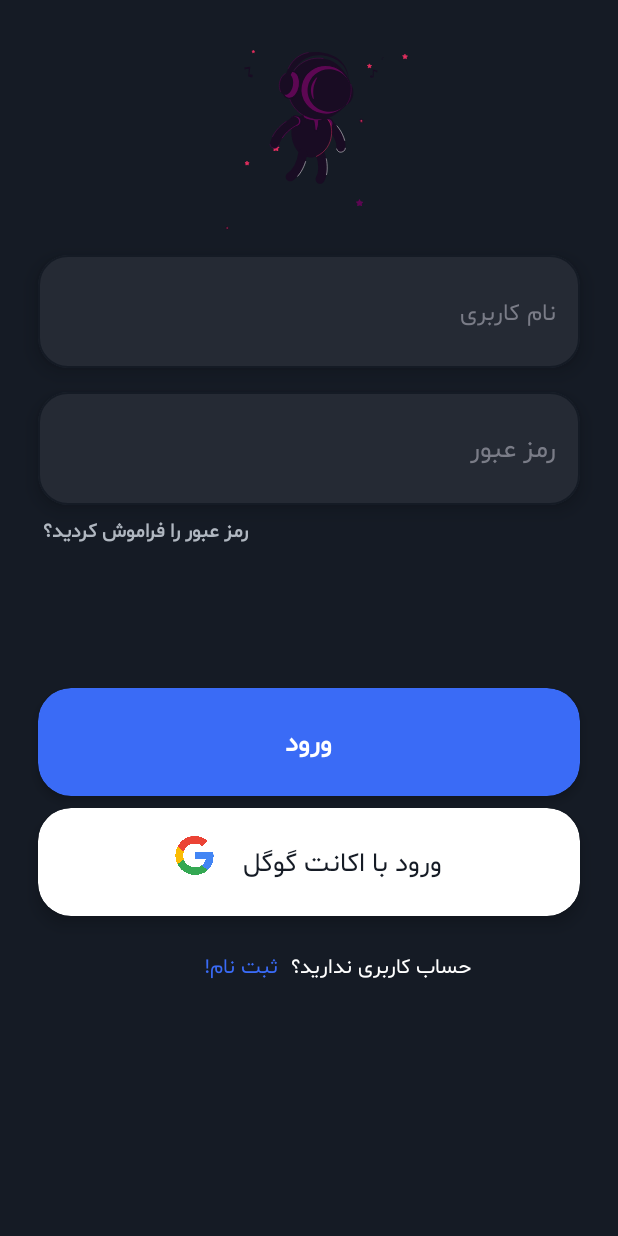
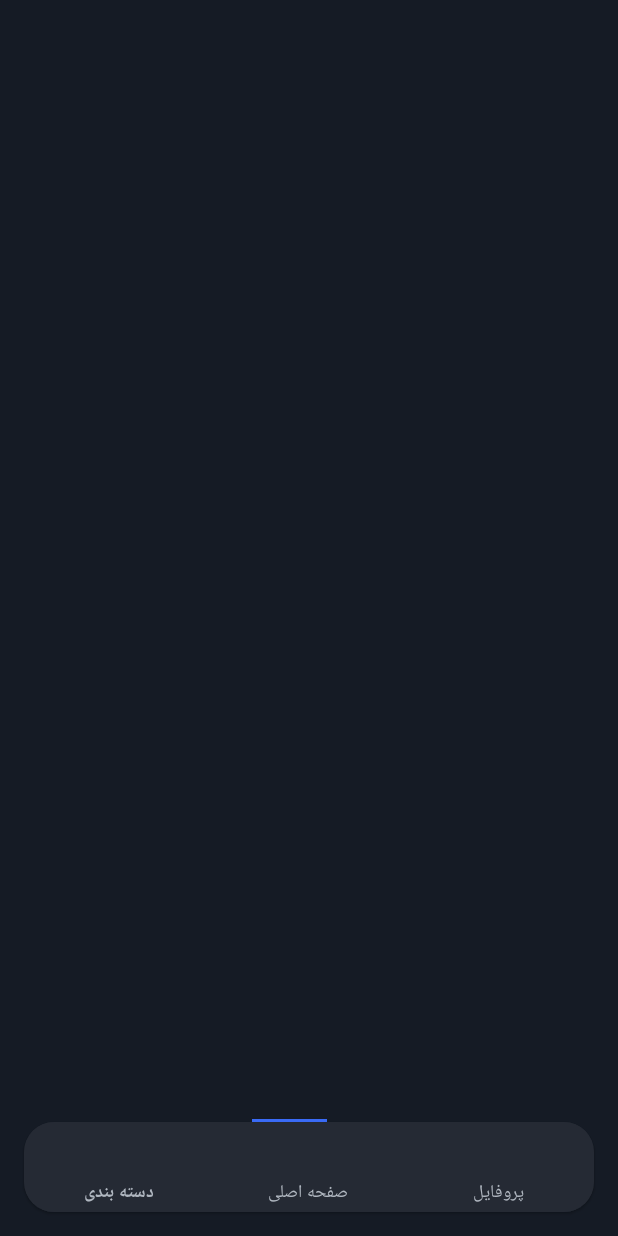
Before and after one commit to merajdh/startup-music-player, an Android app: the MainActivity screen opened directly, with no data from a screen before it, on a phone screen of 412 x 824 dp. Run offline under Robolectric (Android 15) with nearby library versions, the phone set to English and light mode, and no system bars.

Commit message:
Add Btn_Navigation

```diff
--- a/app/src/main/res/layout/activity_main.xml
+++ b/app/src/main/res/layout/activity_main.xml
@@ -1,6 +1,5 @@
 <?xml version="1.0" encoding="utf-8"?>
-<LinearLayout
-    android:orientation="vertical"
+<FrameLayout
     android:background="@color/dark_bule"
     xmlns:android="http://schemas.android.com/apk/res/android"
     xmlns:app="http://schemas.android.com/apk/res-auto"
@@ -9,189 +8,77 @@
     android:layout_height="match_parent"
     tools:context=".ui.MainActivity">
 
-    <com.airbnb.lottie.LottieAnimationView
-        android:layout_marginTop="10dp"
-        android:id="@+id/anim_login"
-        app:lottie_loop="true"
-        app:lottie_rawRes="@raw/anim_music_login"
-        android:layout_width="match_parent"
-        android:layout_height="150dp"/>
-
-    <com.google.android.material.card.MaterialCardView
-        app:cardElevation="8dp"
-        app:strokeColor="?attr/colorPrimary"
-        app:strokeWidth="1dp"
-        android:backgroundTint="#252a34"
-        android:layout_marginTop="10dp"
-        android:layout_marginEnd="25dp"
-        android:layout_marginStart="25dp"
-        app:cardCornerRadius="20dp"
-        android:layout_width="match_parent"
-        android:layout_height="75dp">
-
-        <EditText
-            android:id="@+id/Edt_user_Login"
-            android:inputType="text"
-            android:maxLength="16"
-            android:textColor="@color/white"
-            android:textColorHint="#7A7C87"
-            android:hint="نام کاربری"
-            android:textSize="16sp"
-            android:background="#252a34"
-            android:layout_margin="16dp"
-            android:layout_width="match_parent"
-            android:layout_height="match_parent"/>
-
-    </com.google.android.material.card.MaterialCardView>
-
-    <com.google.android.material.card.MaterialCardView
-        app:cardElevation="7dp"
-        app:strokeColor="?attr/colorPrimary"
-        app:strokeWidth="1dp"
-        android:backgroundTint="#252a34"
-        app:cardCornerRadius="20dp"
-        android:layout_marginEnd="25dp"
-        android:layout_marginStart="25dp"
-        android:layout_marginTop="16dp"
-        android:layout_width="match_parent"
-        android:layout_height="75dp">
-        <EditText
-            android:id="@+id/Edt_Password_Login"
-            android:inputType="text"
-            android:textColor="@color/white"
-            android:textColorHint="#7A7C87"
-            android:maxLength="12"
-            android:hint="رمز عبور"
-            android:background="#252a34"
-            android:layout_margin="16dp"
-            android:layout_width="match_parent"
-            android:layout_height="match_parent"
-            tools:ignore="TextFields" />
-
-    </com.google.android.material.card.MaterialCardView>
-
-    <TextView
-        android:textStyle="bold"
-        android:text="رمز عبور را فراموش کردید؟"
-        android:layout_marginTop="2dp"
-        android:padding="4dp"
-        android:layout_marginStart="24dp"
-        android:textSize="13sp"
-        android:textColor="@color/Gray"
-        android:layout_width="wrap_content"
-        android:layout_height="wrap_content"/>
-
-    <com.google.android.material.circularreveal.cardview.CircularRevealCardView
-        android:id="@+id/btn_Login"
-        app:cardElevation="4dp"
-        android:layout_marginEnd="25dp"
-        android:layout_marginStart="25dp"
-        android:layout_marginTop="90dp"
-        android:clickable="true"
-        app:cardCornerRadius="22dp"
-        android:backgroundTint="@color/bule"
-        android:layout_width="match_parent"
-        android:layout_height="72dp"
-        android:focusable="true">
-
-        <TextView
-            android:layout_width="wrap_content"
-            android:layout_height="wrap_content"
-            android:layout_gravity="center"
-            android:text="ورود"
-            android:textColor="@color/white"
-            android:textSize="18sp"
-            android:textStyle="bold" />
-
-    </com.google.android.material.circularreveal.cardview.CircularRevealCardView>
-    <com.google.android.material.circularreveal.cardview.CircularRevealCardView
-        android:clickable="true"
-        app:cardElevation="6dp"
-        app:cardCornerRadius="22dp"
-        android:backgroundTint="@color/white"
-        android:layout_marginEnd="25dp"
-        android:layout_marginStart="25dp"
-        android:layout_marginTop="8dp"
-        android:layout_width="match_parent"
-        android:layout_height="72dp"
-        android:focusable="true">
-
     <androidx.constraintlayout.widget.ConstraintLayout
         android:layout_width="match_parent"
-            android:layout_height="match_parent">
+        android:layout_height="wrap_content"
+        android:layout_gravity="bottom">
 
         <LinearLayout
-                android:gravity="center"
             android:layout_width="match_parent"
-                android:layout_height="match_parent"
-                android:orientation="horizontal">
-
-                <ImageView
-                    android:layout_width="26dp"
-                    android:layout_height="26dp"
-                    android:layout_marginEnd="4dp"
-                    android:layout_marginBottom="4dp"
-                    android:src="@drawable/google"
-                    app:layout_constraintBottom_toBottomOf="@+id/textView2"
-                    app:layout_constraintEnd_toStartOf="@+id/textView2"
-                    app:layout_constraintTop_toTopOf="@+id/textView2" />
-
-                <TextView
-                    android:layout_marginStart="15dp"
-                    android:id="@+id/textView2"
-                    android:layout_width="wrap_content"
             android:layout_height="wrap_content"
-                    android:layout_gravity="center"
-                    android:text="ورود با اکانت گوگل"
-                    android:textColor="@color/dark_bule"
-                    android:textSize="18sp"
-                    app:layout_constraintBottom_toBottomOf="parent"
+            android:orientation="horizontal"
+            app:layout_constraintBottom_toTopOf="@+id/materialCardView"
             app:layout_constraintEnd_toEndOf="parent"
             app:layout_constraintStart_toStartOf="parent"
-                    app:layout_constraintTop_toTopOf="parent"
-                    app:layout_constraintVertical_bias="0.46" />
+            tools:ignore="MissingConstraints">
 
+            <View
+                android:id="@+id/selected_category"
+                android:layout_width="50dp"
+                android:layout_height="2dp"
+                android:layout_marginStart="48dp"
+                android:background="@color/bule"
+                android:visibility="invisible"
+                app:layout_constraintBottom_toTopOf="@+id/materialCardView"
+                app:layout_constraintStart_toStartOf="parent" />
+
+            <View
+                android:id="@+id/selected_home"
+                android:layout_width="50dp"
+                android:layout_height="2dp"
+                android:layout_marginStart="70dp"
+                android:background="@color/bule"
+                app:layout_constraintBottom_toTopOf="@+id/materialCardView"
+                app:layout_constraintStart_toEndOf="@+id/selected_category" />
+
+            <View
+                android:id="@+id/selected_profile"
+                android:layout_width="50dp"
+                android:layout_height="2dp"
+                android:layout_marginStart="75dp"
+                android:background="@color/bule"
+                android:visibility="invisible"
+                app:layout_constraintBottom_toBottomOf="@+id/selected_home"
+                app:layout_constraintEnd_toEndOf="parent"
+                app:layout_constraintStart_toEndOf="@+id/selected_home" />
 
         </LinearLayout>
 
-        </androidx.constraintlayout.widget.ConstraintLayout>
+        <com.google.android.material.card.MaterialCardView
 
-    </com.google.android.material.circularreveal.cardview.CircularRevealCardView>
-    <androidx.constraintlayout.widget.ConstraintLayout
+            android:id="@+id/materialCardView"
             android:layout_width="match_parent"
-        android:layout_height="wrap_content">
-
-        <TextView
-            android:padding="2dp"
-            android:id="@+id/textView"
-            android:layout_width="wrap_content"
-            android:layout_height="wrap_content"
-            android:layout_gravity="center"
-            android:layout_marginTop="19dp"
-            android:layout_marginEnd="96dp"
-            android:textColor="@color/white"
-            android:text="حساب کاربری ندارید؟"
-            android:textSize="14sp"
+            android:layout_height="60dp"
+            android:layout_gravity="bottom"
+            android:layout_margin="16dp"
+            android:backgroundTint="@color/light_blue"
+            app:cardCornerRadius="20dp"
             app:layout_constraintBottom_toBottomOf="parent"
             app:layout_constraintEnd_toEndOf="parent"
-            app:layout_constraintTop_toTopOf="parent"
-            app:layout_constraintVertical_bias="0.0" />
+            app:layout_constraintStart_toStartOf="parent">
 
-        <TextView
-            android:id="@+id/txt_Register"
-            android:padding="2dp"
-            android:layout_width="wrap_content"
-            android:layout_height="wrap_content"
-            android:layout_gravity="center"
-            android:layout_marginEnd="4dp"
-            android:text="ثبت نام!"
-            android:textColor="@color/bule"
-            android:textSize="14sp"
-            app:layout_constraintBottom_toBottomOf="parent"
-            app:layout_constraintEnd_toStartOf="@+id/textView"
-            app:layout_constraintTop_toTopOf="@+id/textView"
-            app:layout_constraintVertical_bias="0.0" />
+            <com.google.android.material.bottomnavigation.BottomNavigationView
+                android:id="@+id/btnNavigeyshen"
+                android:layout_width="match_parent"
+                android:layout_height="match_parent"
+                android:layout_gravity="bottom"
+                android:background="@color/light_blue"
+                app:itemRippleColor="@color/Gray"
+                app:itemTextColor="@color/Gray"
+                app:menu="@menu/meno_btnmnavigation_main" />
+        </com.google.android.material.card.MaterialCardView>
     </androidx.constraintlayout.widget.ConstraintLayout>
 
 
-</LinearLayout>
+
+</FrameLayout>
--- a/app/src/main/res/layout/activity_register.xml
+++ b/app/src/main/res/layout/activity_register.xml
@@ -7,7 +7,7 @@
     xmlns:tools="http://schemas.android.com/tools"
     android:layout_width="match_parent"
     android:layout_height="match_parent"
-    tools:context=".ui.MainActivity">
+    tools:context=".ui.LoginActivity">
 
     <LinearLayout
         android:layout_marginTop="55dp"
@@ -200,6 +200,7 @@
             app:layout_constraintVertical_bias="0.0" />
 
         <TextView
+            android:id="@+id/txt_Register"
             android:padding="2dp"
             android:layout_width="wrap_content"
             android:layout_height="wrap_content"
--- /dev/null
+++ b/app/src/main/res/menu/meno_btnmnavigation_main.xml
@@ -0,0 +1,18 @@
+<?xml version="1.0" encoding="utf-8"?>
+<menu xmlns:android="http://schemas.android.com/apk/res/android">
+
+    <item
+        android:id="@+id/category"
+        android:title="دسته بندی"
+        />
+    <item
+        android:id="@+id/home"
+        android:title="صفحه اصلی"
+
+        />
+    <item
+        android:id="@+id/Profile"
+        android:title="پروفایل"
+        />
+
+</menu>
--- a/app/src/main/res/values/themes.xml
+++ b/app/src/main/res/values/themes.xml
@@ -15,7 +15,6 @@
         <item name="fontFamily">@font/shabnam</item>
     </style>
     <style name="TextLabel" parent="Widget.MaterialComponents.TextInputLayout.OutlinedBox">
-
         <item name="colorAccent">@color/dark_bule</item>
         <item name="colorControlActivated">@color/white</item>
     </style>
```
Also changed, not shown: app/src/main/AndroidManifest.xml (+4 -4 lines), app/src/main/java/com/example/startup_music_player/ui/ActivityHome.kt (deleted, +0 -14 lines), app/src/main/java/com/example/startup_music_player/ui/LoginActivity.kt (added, +34 -0 lines), app/src/main/java/com/example/startup_music_player/ui/MainActivity.kt (+26 -20 lines), app/src/main/java/com/example/startup_music_player/ui/RegisterActivity.kt (renamed from app/src/main/java/com/example/startup_music_player/ui/ActivityRegister.kt, +5 -6 lines), app/src/main/res/layout/activity_home.xml (deleted, +0 -11 lines), app/src/main/res/layout/activity_login.xml (added, +199 -0 lines). Lines whose indentation alone changed are shown as unchanged.
